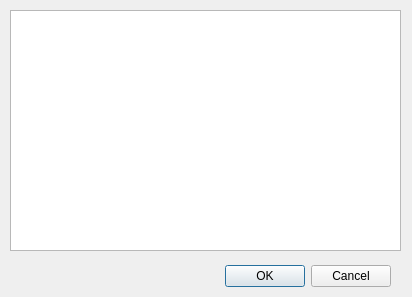
First picture: the form in app/Views/Views_Ui/Ui_Files/CodeView.ui, repository ESROCOS/tools-pusconsole, before the edit.
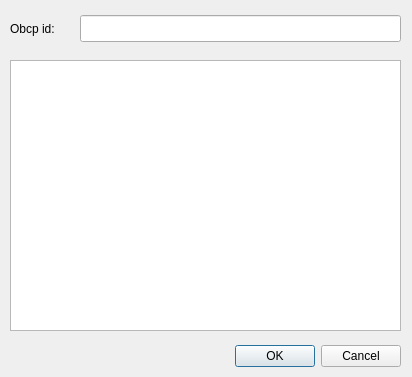
Second picture: the form after the edit.

What changed in the file:
```diff
--- a/app/Views/Views_Ui/Ui_Files/CodeView.ui
+++ b/app/Views/Views_Ui/Ui_Files/CodeView.ui
@@ -7,7 +7,7 @@
     <x>0</x>
     <y>0</y>
     <width>412</width>
-    <height>297</height>
+    <height>377</height>
    </rect>
   </property>
   <property name="windowTitle">
@@ -16,9 +16,9 @@
   <widget class="QDialogButtonBox" name="buttonBox">
    <property name="geometry">
     <rect>
-     <x>50</x>
-     <y>260</y>
-     <width>341</width>
+     <x>10</x>
+     <y>340</y>
+     <width>391</width>
      <height>32</height>
     </rect>
    </property>
@@ -33,9 +33,32 @@
    <property name="geometry">
     <rect>
      <x>10</x>
-     <y>10</y>
+     <y>60</y>
      <width>391</width>
-     <height>241</height>
+     <height>271</height>
+    </rect>
+   </property>
+  </widget>
+  <widget class="QLabel" name="obcpIdLbl">
+   <property name="geometry">
+    <rect>
+     <x>10</x>
+     <y>20</y>
+     <width>68</width>
+     <height>17</height>
+    </rect>
+   </property>
+   <property name="text">
+    <string>Obcp id:</string>
+   </property>
+  </widget>
+  <widget class="QLineEdit" name="obcpIdValue">
+   <property name="geometry">
+    <rect>
+     <x>80</x>
+     <y>15</y>
+     <width>321</width>
+     <height>27</height>
     </rect>
    </property>
   </widget>
```
Left out of the diff: 2 changed lines with no effect on the pictures.
